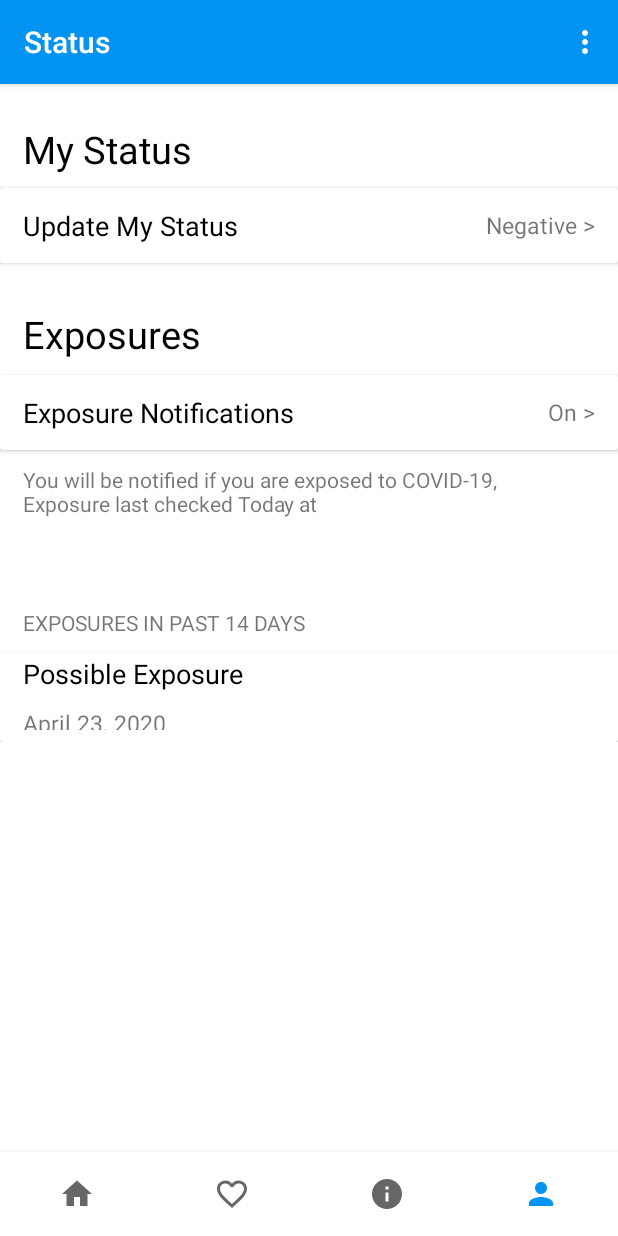
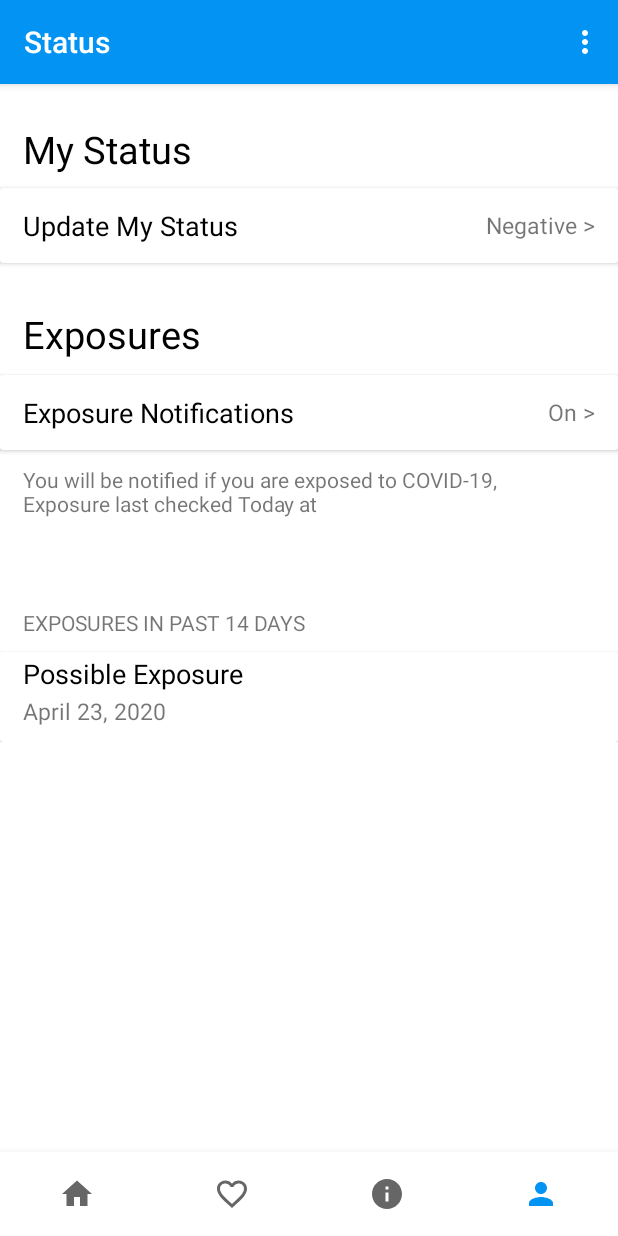
Before and after one commit to CDSoftwaresJA/SWEN3001, an Android app: the ProfileFragment screen opened through its navigation route, on a phone screen of 412 x 824 dp. Run offline under Robolectric (Android 15) with nearby library versions, the phone set to English and light mode, and no system bars; our stand-ins replace navigation-ui; libraries missing offline, so code that uses them is left out: es.dmoral.toasty.

Commit message:
Tweaked possible exposure card

```diff
--- a/app/src/main/res/layout/fragment_notifications.xml
+++ b/app/src/main/res/layout/fragment_notifications.xml
@@ -152,9 +152,7 @@
                     android:layout_width="match_parent"
                     android:layout_height="wrap_content"
                     android:paddingLeft="15dp"
-                    android:paddingTop="8dp"
                     android:paddingRight="15dp"
-                    android:paddingBottom="8dp"
                     android:text="@string/exp_date"
                     android:textSize="15sp" />
             </LinearLayout>
```
